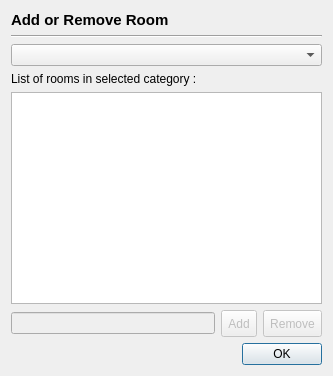
Above: editroom.ui from ibtisamtauhidi/Innovative-Hotel-Manager before the change. Below: the same form after it.
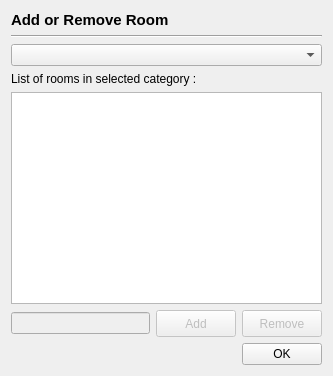
That is the form after the change.

Diff of the .ui file:
```diff
--- a/editroom.ui
+++ b/editroom.ui
@@ -55,7 +55,7 @@
       </widget>
      </item>
      <item>
-      <widget class="QToolButton" name="addButton">
+      <widget class="QPushButton" name="addButton">
        <property name="enabled">
         <bool>false</bool>
        </property>
@@ -71,7 +71,7 @@
       </widget>
      </item>
      <item>
-      <widget class="QToolButton" name="removeButton">
+      <widget class="QPushButton" name="removeButton">
        <property name="enabled">
         <bool>false</bool>
        </property>
```
